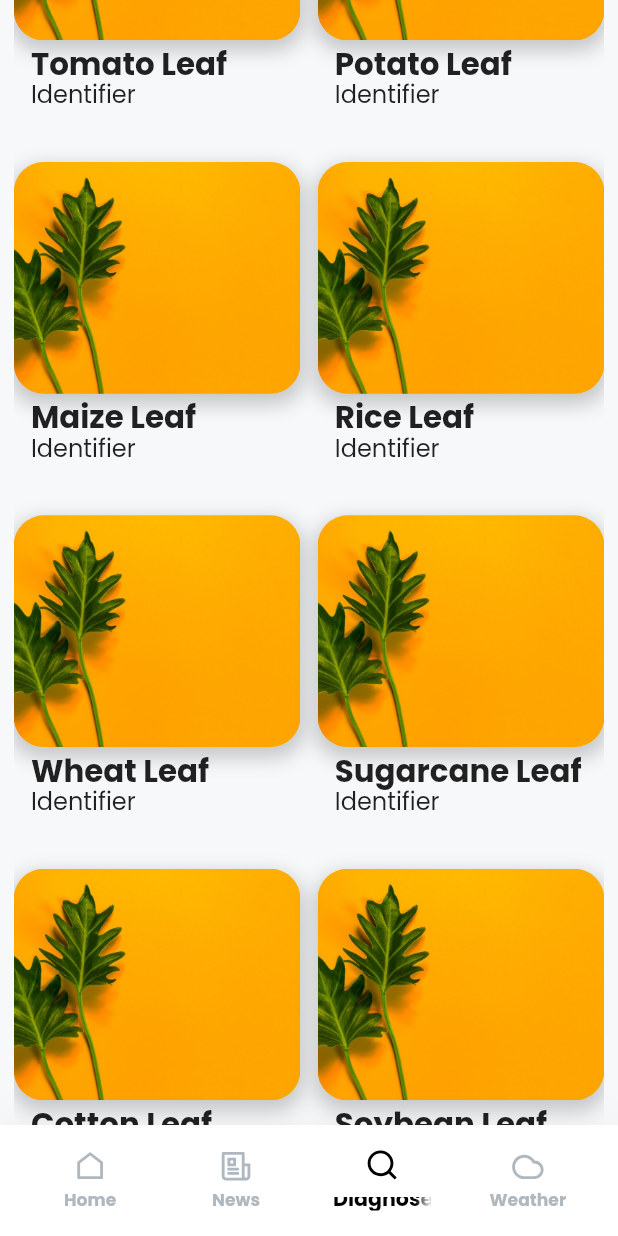
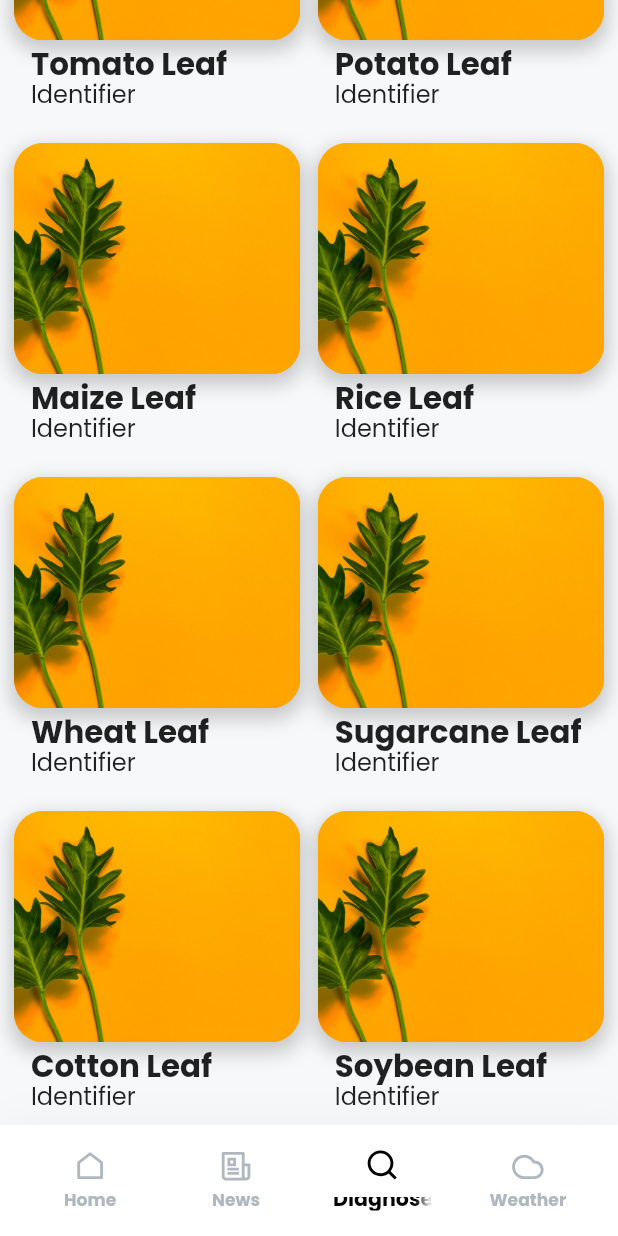
Before and after one commit to ArunChapagain/digifarmer, a Flutter app: the screen it shows after launch, item 3 of the bottom bar chosen, scrolled down 576 dp, on a phone screen of 412 x 824 dp. Run offline on Flutter 3.47's test engine with Material 3 defaults, Android fonts, the phone set to English and light mode, and no system bars; our stand-ins replace carousel_slider, flutter_screenutil, flutter_smart_dialog, google_fonts, modal_bottom_sheet, remixicon and 1 more; network calls fail.

```diff
--- a/lib/view/diseases_detection/diseases_detection.dart
+++ b/lib/view/diseases_detection/diseases_detection.dart
@@ -113,7 +113,6 @@ class DiseasesDetectionPage extends StatelessWidget {
               physics: const NeverScrollableScrollPhysics(),
               crossAxisCount: 2,
               crossAxisSpacing: 10.w,
-              mainAxisSpacing: 10.h,
               childAspectRatio: 0.75.w,
               children: List.generate(plants.length, (index) {
                 return Column(
```
Also changed, not shown: assets/images/detection/corn.png (added), assets/images/detection/cotton.png (added), assets/images/detection/potato.png (added), assets/images/detection/rice.png (added), assets/images/detection/sugarcane.png (added), assets/images/detection/tomato.png (added), assets/images/detection/wheat.png (added).
